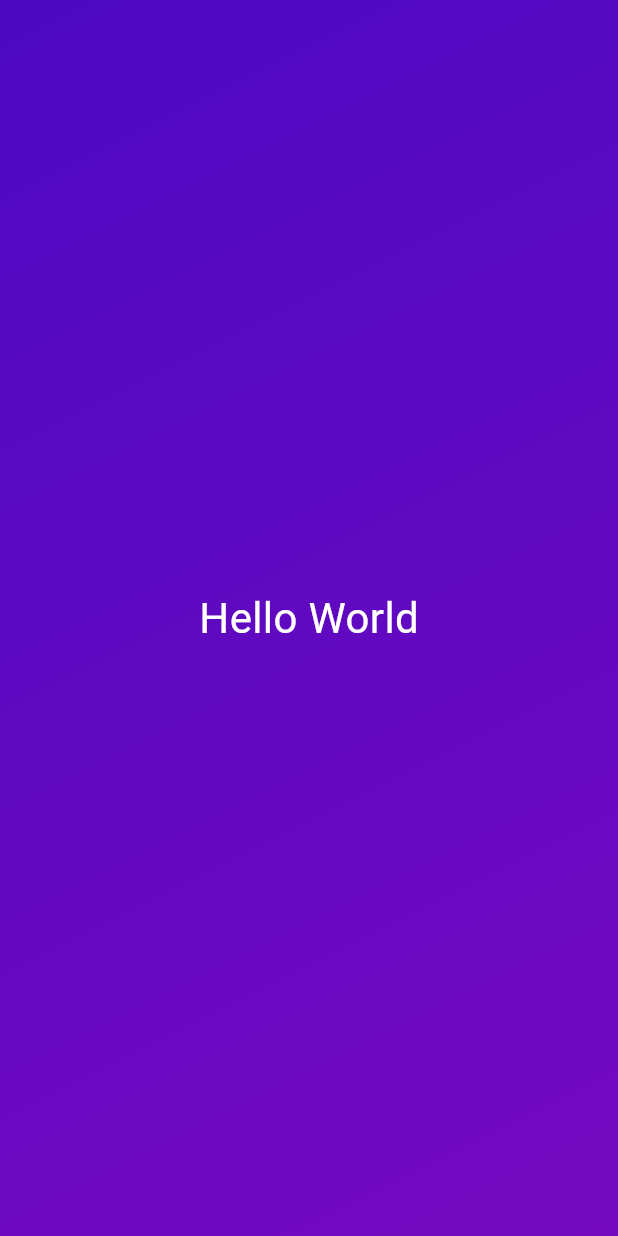
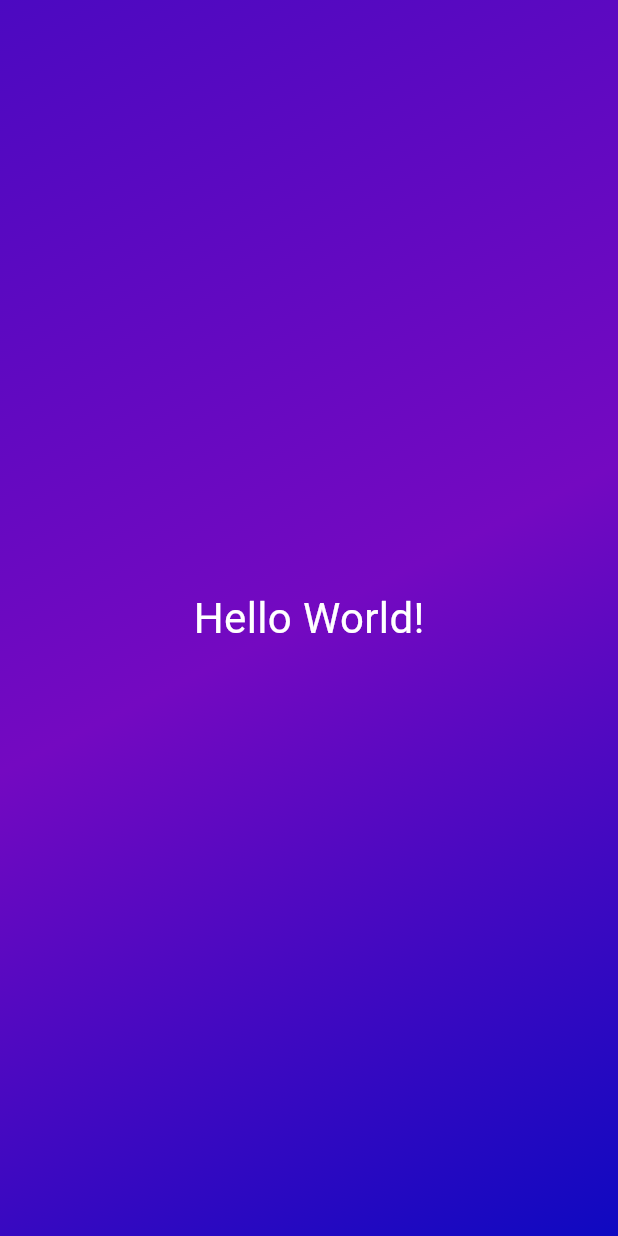
Before and after one commit to jajangratis/flutter_application_1, a Flutter app: the screen it shows after launch, on a phone screen of 412 x 824 dp. Run offline on Flutter 3.47's test engine with Material 3 defaults, Android fonts, the phone set to English and light mode, and no system bars.

Commit message:
learning about variables

```diff
--- a/lib/gradient_container.dart
+++ b/lib/gradient_container.dart
@@ -1,26 +1,26 @@
 import 'package:flutter/material.dart';
+import 'package:flutter_application_1/styled_text.dart';
 
+const startAlignment = Alignment.topLeft;
+const endAlignment = Alignment.bottomRight;
 
 class GradientContainer extends StatelessWidget {
-  const GradientContainer({super.key});
+  const GradientContainer({super.key, required this.colors});
+
+  final List<Color> colors;
 
   @override
   Widget build(BuildContext context) {
     return Container(
-      decoration: const BoxDecoration(
+      decoration: BoxDecoration(
         gradient: LinearGradient(
-          colors: [
-            Color.fromARGB(255, 76, 9, 193),
-            Color.fromARGB(255, 116, 9, 193),
-          ],
-          begin: Alignment.topLeft,
-          end: Alignment.bottomRight,
+          colors: colors,
+          begin: startAlignment,
+          end: endAlignment,
         ),
       ),
       child: const Center(
-        child: Text('Hello World',
-          style: TextStyle(color: Colors.white, fontSize: 28.0)
-        ),
+        child: StyledText('Hello World!')
       ),
     );
   }
--- a/lib/main.dart
+++ b/lib/main.dart
@@ -6,7 +6,12 @@ void main() {
     const MaterialApp(
       home: Scaffold(
           body:
-          GradientContainer(),
+          GradientContainer(
+            colors: [
+              Color.fromARGB(255, 76, 9, 193),
+              Color.fromARGB(255, 116, 9, 193),
+              Color.fromARGB(255, 15, 9, 193),
+            ]),
         ),
     ),
   );
--- /dev/null
+++ b/lib/styled_text.dart
@@ -0,0 +1,15 @@
+import 'package:flutter/material.dart';
+
+class StyledText extends StatelessWidget {
+  const StyledText(this.text, {super.key});
+
+  final String text;
+
+  @override
+  Widget build(context) {
+    return Text(
+      text,
+      style: const TextStyle(color: Colors.white, fontSize: 28.0)
+    );
+  }
+}
```
